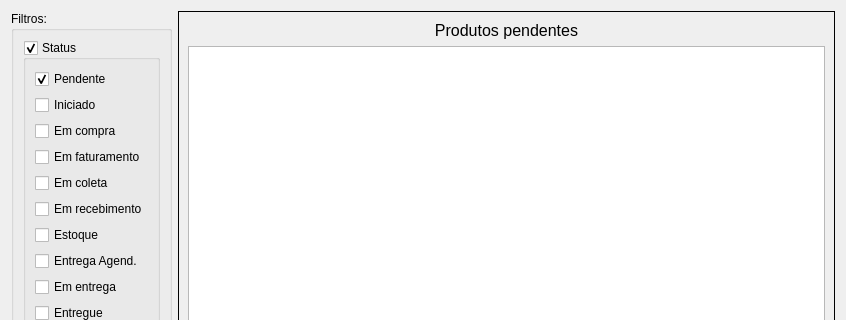
This is ui/widgetcomprapendentes.ui in darktorres/ERP-STACCATO as Qt 5 draws it before an edit; both pictures show x 0 to 846 and y 0 to 320 of the 846 by 565 pixel window. The edited form follows.
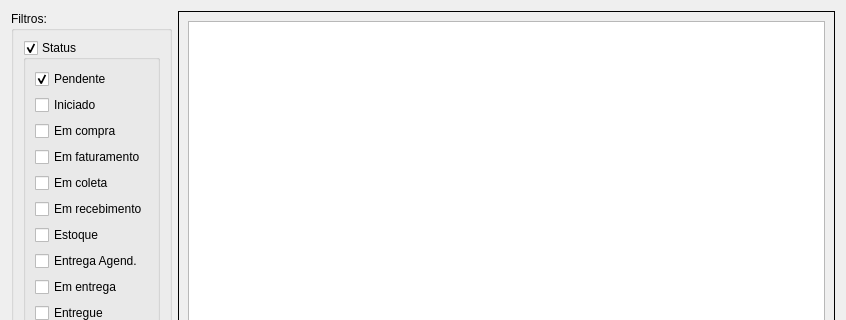
This is the edited form. Custom widgets are drawn as their Qt base class.

```diff
--- a/ui/widgetcomprapendentes.ui
+++ b/ui/widgetcomprapendentes.ui
@@ -289,14 +289,7 @@
       <enum>QFrame::Plain</enum>
      </property>
      <layout class="QGridLayout" name="gridLayout_2">
-      <item row="2" column="1">
-       <widget class="QLineEdit" name="lineEditBusca">
-        <property name="placeholderText">
-         <string>Venda/Fornecedor/Produto/Cód. Com</string>
-        </property>
-       </widget>
-      </item>
-      <item row="1" column="0" colspan="2">
+      <item row="0" column="0" colspan="2">
        <widget class="TableView" name="table">
         <property name="mouseTracking">
          <bool>true</bool>
@@ -318,34 +311,20 @@
         </property>
        </widget>
       </item>
-      <item row="0" column="0" colspan="2">
-       <widget class="QLabel" name="labelPedidosCompra">
-        <property name="sizePolicy">
-         <sizepolicy hsizetype="Preferred" vsizetype="Fixed">
-          <horstretch>0</horstretch>
-          <verstretch>0</verstretch>
-         </sizepolicy>
-        </property>
-        <property name="font">
-         <font>
-          <pointsize>12</pointsize>
-         </font>
-        </property>
-        <property name="text">
-         <string>Produtos pendentes</string>
-        </property>
-        <property name="alignment">
-         <set>Qt::AlignCenter</set>
-        </property>
-       </widget>
-      </item>
-      <item row="2" column="0">
+      <item row="1" column="0">
        <widget class="QLabel" name="labelPedidosCompra_2">
         <property name="text">
          <string>Buscar:</string>
         </property>
        </widget>
       </item>
+      <item row="1" column="1">
+       <widget class="QLineEdit" name="lineEditBusca">
+        <property name="placeholderText">
+         <string>Venda/Fornecedor/Produto/Cód. Com</string>
+        </property>
+       </widget>
+      </item>
      </layout>
     </widget>
    </item>
```
